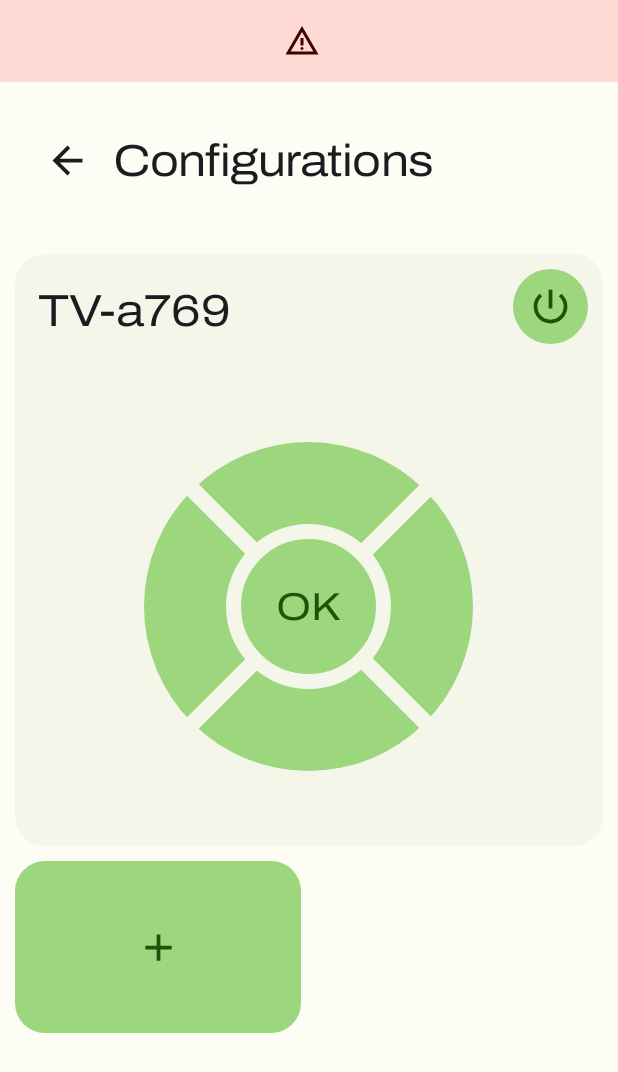
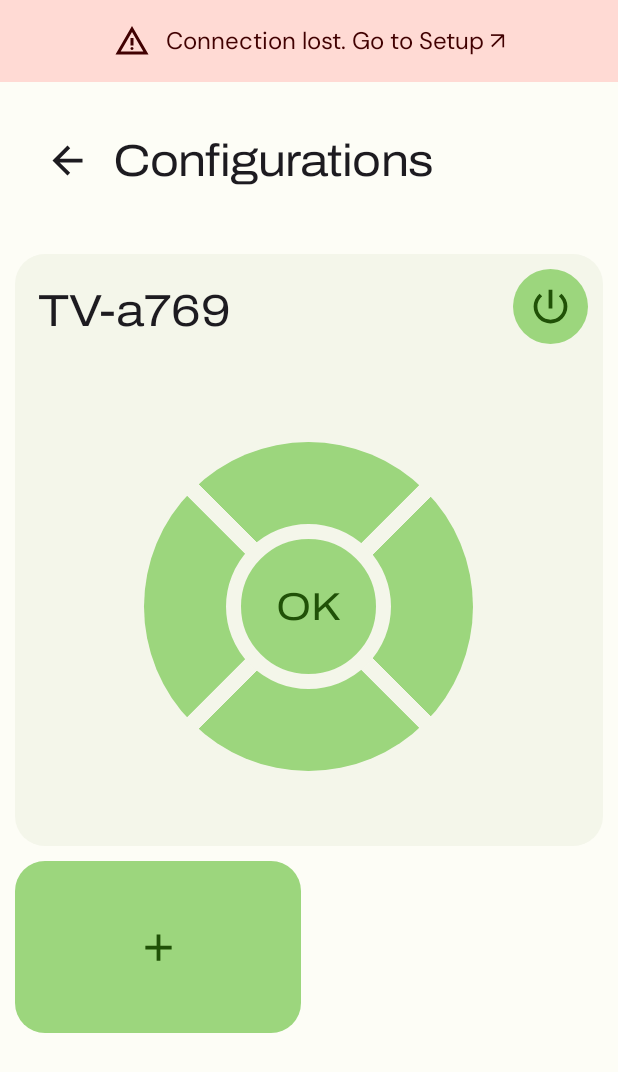
Before and after one commit to cynex0/wiomote, an Android app: the Remote screen opened directly, with no data from a screen before it, on a phone screen of 412 x 824 dp. Shown: the top 1072 px of the screen. Run offline under Robolectric (Android 15) with nearby library versions, the phone set to English and light mode, and no system bars; libraries missing offline, so code that uses them is left out: com.github.rubensousa.gravitysnaphelper, com.hivemq.client; network calls fail; 8 statements that could not run were skipped.

Commit message:
#2 Resolve bugs caused by merge

```diff
--- a/app/src/main/java/se/gu/wiomote/application/DatabaseAccessActivity.java
+++ b/app/src/main/java/se/gu/wiomote/application/DatabaseAccessActivity.java
@@ -3,7 +3,7 @@ package se.gu.wiomote.application;
 import se.gu.wiomote.application.activities.NotificationTrayActivity;
 import se.gu.wiomote.configurations.Database;
 
-public class DatabaseAccessActivity extends NotificationTrayActivity {
+public abstract class DatabaseAccessActivity extends NotificationTrayActivity {
     public Database getDatabase() {
         WIOmote app = ((WIOmote) getApplicationContext());
 
--- a/app/src/main/java/se/gu/wiomote/application/activities/Main.java
+++ b/app/src/main/java/se/gu/wiomote/application/activities/Main.java
@@ -7,7 +7,7 @@ import android.os.Handler;  // Handler for timer.
 import androidx.appcompat.app.AppCompatActivity;
 
 import se.gu.wiomote.R;
-import se.gu.wiomote.activities.remote.Remote;
+import se.gu.wiomote.application.activities.remote.Remote;
 import se.gu.wiomote.network.mqtt.WioMQTTClient;
 
 public class Main extends AppCompatActivity {
--- a/app/src/main/java/se/gu/wiomote/application/activities/Setup.java
+++ b/app/src/main/java/se/gu/wiomote/application/activities/Setup.java
@@ -42,7 +42,7 @@ import org.json.JSONException;
 import org.json.JSONObject;
 
 import se.gu.wiomote.R;
-import se.gu.wiomote.activities.remote.Remote;
+import se.gu.wiomote.application.activities.remote.Remote;
 import se.gu.wiomote.network.WiFiHandler;
 import se.gu.wiomote.network.WioBluetoothGattCallback;
 import se.gu.wiomote.network.mqtt.WioMQTTClient;
--- a/app/src/main/java/se/gu/wiomote/application/activities/list/ConfigurationList.java
+++ b/app/src/main/java/se/gu/wiomote/application/activities/list/ConfigurationList.java
@@ -27,4 +27,9 @@ public class ConfigurationList extends DatabaseAccessActivity {
 
         new StickyHeaderItemDecorator(adapter).attachToRecyclerView(recycler);
     }
+
+    @Override
+    public int getStringResourceId() {
+        return R.string.connection_lost;
+    }
 }
--- a/app/src/main/java/se/gu/wiomote/application/activities/remote/Remote.java
+++ b/app/src/main/java/se/gu/wiomote/application/activities/remote/Remote.java
@@ -195,6 +195,11 @@ public class Remote extends DatabaseAccessActivity {
         super.onStop();
     }
 
+    @Override
+    public int getStringResourceId() {
+        return R.string.go_to_setup;
+    }
+
     public static void updateConfiguration(ConfigurationType newType, String newUuid) {
         if (newType != null && newUuid != null &&
                 (!newType.equals(type) || !newUuid.equals(uuid))) {
```
Also changed, not shown: 1 other file.
